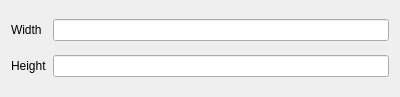
Before: the Qt Designer form Resources/ui/Diamond.ui in furti/FreeCAD-Toolbox, drawn with Qt 5.
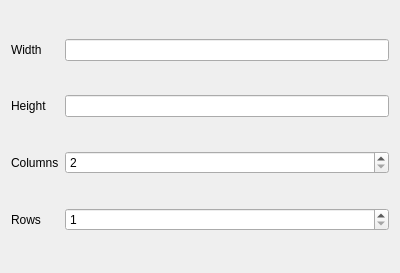
After: the same form once the commit is applied.

Commit message: Adds row pattern

The edit to the form file:
```diff
--- a/Resources/ui/Diamond.ui
+++ b/Resources/ui/Diamond.ui
@@ -7,7 +7,7 @@
     <x>0</x>
     <y>0</y>
     <width>400</width>
-    <height>97</height>
+    <height>273</height>
    </rect>
   </property>
   <property name="windowTitle">
@@ -28,12 +28,44 @@
      </property>
     </widget>
    </item>
-   <item row="1" column="1">
-    <widget class="QLineEdit" name="WidthBox"/>
-   </item>
-   <item row="3" column="1">
+   <item row="3" column="2">
     <widget class="QLineEdit" name="HeightBox"/>
    </item>
+   <item row="4" column="2">
+    <widget class="QSpinBox" name="ColumnsBox">
+     <property name="minimum">
+      <number>2</number>
+     </property>
+    </widget>
+   </item>
+   <item row="4" column="0">
+    <widget class="QLabel" name="label_3">
+     <property name="text">
+      <string>Columns</string>
+     </property>
+    </widget>
+   </item>
+   <item row="5" column="0">
+    <widget class="QLabel" name="label_4">
+     <property name="text">
+      <string>Rows</string>
+     </property>
+    </widget>
+   </item>
+   <item row="5" column="2">
+    <widget class="QSpinBox" name="RowsBox">
+     <property name="minimum">
+      <number>1</number>
+     </property>
+    </widget>
+   </item>
+   <item row="1" column="2">
+    <widget class="QLineEdit" name="WidthBox">
+     <property name="text">
+      <string/>
+     </property>
+    </widget>
+   </item>
   </layout>
  </widget>
  <resources/>
```
Left out of the diff: 6 changed lines with no effect on the pictures. The commit also changes 1 other file.
